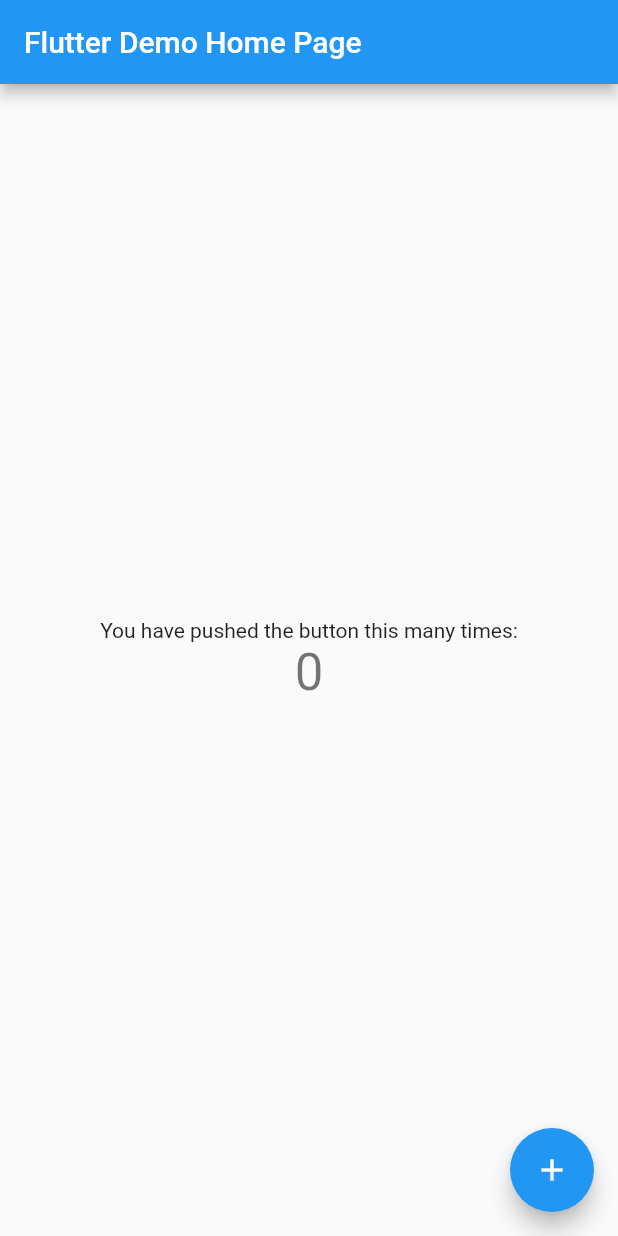
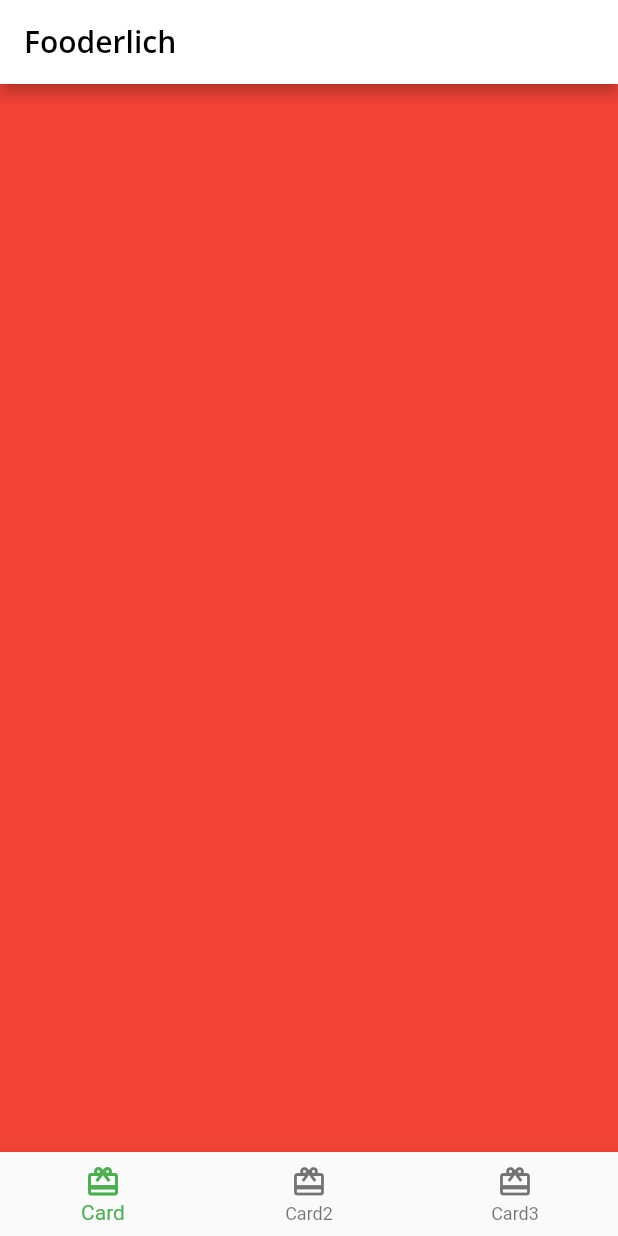
Before and after one commit to ashidiqidimas/fooderlich, a Flutter app: the screen it shows after launch, on a phone screen of 412 x 824 dp. Run offline on Flutter 3.47's test engine with Material 2 defaults, Android fonts, the phone set to English and light mode, and no system bars; our stand-ins replace google_fonts.

Commit message:
added widget_test.dart

```diff
--- /dev/null
+++ b/lib/fooderlich_theme.dart
@@ -0,0 +1,103 @@
+import 'package:flutter/material.dart';
+import 'package:google_fonts/google_fonts.dart';
+
+class FooderlichTheme {
+  static TextTheme lightTextTheme = TextTheme(
+    bodyText1: GoogleFonts.openSans(
+      fontSize: 14.0,
+      fontWeight: FontWeight.w700,
+      color: Colors.black,
+    ),
+    headline1: GoogleFonts.openSans(
+      fontSize: 32.0,
+      fontWeight: FontWeight.bold,
+      color: Colors.black,
+    ),
+    headline2: GoogleFonts.openSans(
+      fontSize: 21.0,
+      fontWeight: FontWeight.w700,
+      color: Colors.black,
+    ),
+    headline3: GoogleFonts.openSans(
+      fontSize: 16.0,
+      fontWeight: FontWeight.w600,
+      color: Colors.black,
+    ),
+    headline6: GoogleFonts.openSans(
+      fontSize: 20.0,
+      fontWeight: FontWeight.w600,
+      color: Colors.black,
+    ),
+  );
+
+  static TextTheme darkTextTheme = TextTheme(
+    bodyText1: GoogleFonts.openSans(
+      fontSize: 14.0,
+      fontWeight: FontWeight.w700,
+      color: Colors.white,
+    ),
+    headline1: GoogleFonts.openSans(
+      fontSize: 32.0,
+      fontWeight: FontWeight.bold,
+      color: Colors.white,
+    ),
+    headline2: GoogleFonts.openSans(
+      fontSize: 21.0,
+      fontWeight: FontWeight.w700,
+      color: Colors.white,
+    ),
+    headline3: GoogleFonts.openSans(
+      fontSize: 16.0,
+      fontWeight: FontWeight.w600,
+      color: Colors.white,
+    ),
+    headline6: GoogleFonts.openSans(
+      fontSize: 20.0,
+      fontWeight: FontWeight.w600,
+      color: Colors.white,
+    ),
+  );
+
+  static ThemeData light() {
+    return ThemeData(
+      brightness: Brightness.light,
+      checkboxTheme: CheckboxThemeData(
+        fillColor: MaterialStateColor.resolveWith(
+          (states) {
+            return Colors.black;
+          },
+        ),
+      ),
+      appBarTheme: const AppBarTheme(
+        foregroundColor: Colors.black,
+        backgroundColor: Colors.white,
+      ),
+      floatingActionButtonTheme: const FloatingActionButtonThemeData(
+        foregroundColor: Colors.white,
+        backgroundColor: Colors.black,
+      ),
+      bottomNavigationBarTheme: const BottomNavigationBarThemeData(
+        selectedItemColor: Colors.green,
+      ),
+      textTheme: lightTextTheme,
+    );
+  }
+
+  static ThemeData dark() {
+    return ThemeData(
+      brightness: Brightness.dark,
+      appBarTheme: AppBarTheme(
+        foregroundColor: Colors.white,
+        backgroundColor: Colors.grey[900],
+      ),
+      floatingActionButtonTheme: const FloatingActionButtonThemeData(
+        foregroundColor: Colors.white,
+        backgroundColor: Colors.green,
+      ),
+      bottomNavigationBarTheme: const BottomNavigationBarThemeData(
+        selectedItemColor: Colors.green,
+      ),
+      textTheme: darkTextTheme,
+    );
+  }
+}
--- /dev/null
+++ b/lib/home.dart
@@ -0,0 +1,59 @@
+import 'package:flutter/material.dart';
+
+class Home extends StatefulWidget {
+  const Home({Key? key}) : super(key: key);
+
+  @override
+  _HomeState createState() => _HomeState();
+}
+
+class _HomeState extends State<Home> {
+  int _selectionIndex = 0;
+
+  static List<Widget> pages = <Widget>[
+    // TODO: Replace with Card1
+    Container(color: Colors.red),
+    // TODO: Replace with Card2
+    Container(color: Colors.green),
+    // TODO: Replace with Card3
+    Container(color: Colors.blue)
+  ];
+
+  void _onItemTapped(int index) {
+    setState(() {
+      _selectionIndex = index;
+    });
+  }
+
+  @override
+  Widget build(BuildContext context) {
+    return Scaffold(
+      appBar: AppBar(
+        title: Text(
+          "Fooderlich",
+          style: Theme.of(context).textTheme.headline6,
+        ),
+      ),
+      body: pages[_selectionIndex],
+      bottomNavigationBar: BottomNavigationBar(
+        selectedItemColor: Theme.of(context).textSelectionTheme.selectionColor,
+        items: <BottomNavigationBarItem>[
+          const BottomNavigationBarItem(
+            icon: Icon(Icons.card_giftcard),
+            label: "Card",
+          ),
+          const BottomNavigationBarItem(
+            icon: Icon(Icons.card_giftcard),
+            label: "Card2",
+          ),
+          const BottomNavigationBarItem(
+            icon: Icon(Icons.card_giftcard),
+            label: "Card3",
+          ),
+        ],
+        currentIndex: _selectionIndex,
+        onTap: _onItemTapped,
+      ),
+    );
+  }
+}
--- a/lib/main.dart
+++ b/lib/main.dart
@@ -1,115 +1,26 @@
 import 'package:flutter/material.dart';
+import 'fooderlich_theme.dart';
+import 'home.dart';
 
 void main() {
-  runApp(const MyApp());
+  // 1
+  runApp(const Fooderlich());
 }
 
-class MyApp extends StatelessWidget {
-  const MyApp({Key? key}) : super(key: key);
-
-  // This widget is the root of your application.
+class Fooderlich extends StatelessWidget {
+  // 2
+  const Fooderlich({Key? key}) : super(key: key);
   @override
   Widget build(BuildContext context) {
+    final theme = FooderlichTheme.light();
+    final darkTheme = FooderlichTheme.dark();
     return MaterialApp(
-      title: 'Flutter Demo',
-      theme: ThemeData(
-        // This is the theme of your application.
-        //
-        // Try running your application with "flutter run". You'll see the
-        // application has a blue toolbar. Then, without quitting the app, try
-        // changing the primarySwatch below to Colors.green and then invoke
-        // "hot reload" (press "r" in the console where you ran "flutter run",
-        // or simply save your changes to "hot reload" in a Flutter IDE).
-        // Notice that the counter didn't reset back to zero; the application
-        // is not restarted.
-        primarySwatch: Colors.blue,
-      ),
-      home: const MyHomePage(title: 'Flutter Demo Home Page'),
+      theme: theme,
+      darkTheme: darkTheme,
+      title: "Fooderlich",
+      home: const Home(),
     );
   }
 }
-
-class MyHomePage extends StatefulWidget {
-  const MyHomePage({Key? key, required this.title}) : super(key: key);
-
-  // This widget is the home page of your application. It is stateful, meaning
-  // that it has a State object (defined below) that contains fields that affect
-  // how it looks.
-
-  // This class is the configuration for the state. It holds the values (in this
-  // case the title) provided by the parent (in this case the App widget) and
-  // used by the build method of the State. Fields in a Widget subclass are
-  // always marked "final".
-
-  final String title;
-
-  @override
-  State<MyHomePage> createState() => _MyHomePageState();
-}
-
-class _MyHomePageState extends State<MyHomePage> {
-  int _counter = 0;
-
-  void _incrementCounter() {
-    setState(() {
-      // This call to setState tells the Flutter framework that something has
-      // changed in this State, which causes it to rerun the build method below
-      // so that the display can reflect the updated values. If we changed
-      // _counter without calling setState(), then the build method would not be
-      // called again, and so nothing would appear to happen.
-      _counter++;
-    });
-  }
-
-  @override
-  Widget build(BuildContext context) {
-    // This method is rerun every time setState is called, for instance as done
-    // by the _incrementCounter method above.
-    //
-    // The Flutter framework has been optimized to make rerunning build methods
-    // fast, so that you can just rebuild anything that needs updating rather
-    // than having to individually change instances of widgets.
-    return Scaffold(
-      appBar: AppBar(
-        // Here we take the value from the MyHomePage object that was created by
-        // the App.build method, and use it to set our appbar title.
-        title: Text(widget.title),
-      ),
-      body: Center(
-        // Center is a layout widget. It takes a single child and positions it
-        // in the middle of the parent.
-        child: Column(
-          // Column is also a layout widget. It takes a list of children and
-          // arranges them vertically. By default, it sizes itself to fit its
-          // children horizontally, and tries to be as tall as its parent.
-          //
-          // Invoke "debug painting" (press "p" in the console, choose the
-          // "Toggle Debug Paint" action from the Flutter Inspector in Android
-          // Studio, or the "Toggle Debug Paint" command in Visual Studio Code)
-          // to see the wireframe for each widget.
-          //
-          // Column has various properties to control how it sizes itself and
-          // how it positions its children. Here we use mainAxisAlignment to
-          // center the children vertically; the main axis here is the vertical
-          // axis because Columns are vertical (the cross axis would be
-          // horizontal).
-          mainAxisAlignment: MainAxisAlignment.center,
-          children: <Widget>[
-            const Text(
-              'You have pushed the button this many times:',
-            ),
-            Text(
-              '$_counter',
-              style: Theme.of(context).textTheme.headline4,
-            ),
-          ],
-        ),
-      ),
-      floatingActionButton: FloatingActionButton(
-        onPressed: _incrementCounter,
-        tooltip: 'Increment',
-        child: const Icon(Icons.add),
-      ), // This trailing comma makes auto-formatting nicer for build methods.
-    );
-  }
-}
+// /Users/ashidiqidimas/Documents/Programming
+// /Users/ashidiqidimas/Documents/Programming/flutter/bin
```
Also changed, not shown: pubspec.yaml (+6 -72 lines), assets/author_katz.jpeg (added), assets/mag1.png (added), assets/mag2.png (added), assets/mag3.png (added), assets/mag4.png (added), assets/mag5.png (added), lib/card1.dart (added), pubspec.lock, 7 other files.
